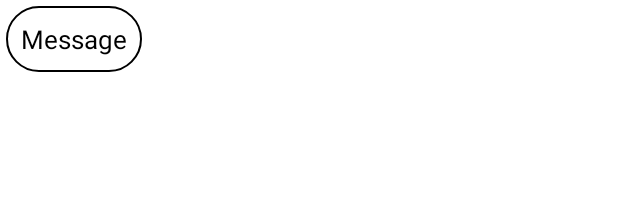
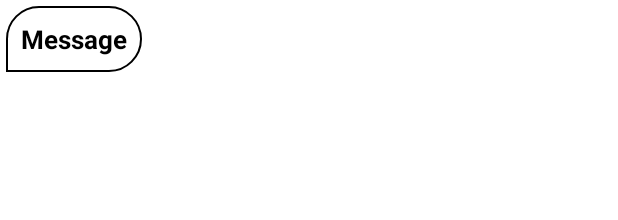
Before and after one commit to asimodabas/Uni-Chat, an Android app: the layout recycler_row_chat.xml on its own in the app's theme, with its tools: preview values and no code run, on a phone screen of 412 x 824 dp. Shown: the top 220 px of the screen. Run offline under Robolectric (Android 15) with nearby library versions, the phone set to English and light mode, and no system bars.

Commit message:
chat cloud design

```diff
--- a/app/src/main/res/drawable/message_background.xml
+++ b/app/src/main/res/drawable/message_background.xml
@@ -9,7 +9,10 @@
         android:endColor="@color/white"
         android:startColor="@color/white" />
 
-    <corners android:radius="50dp" />
+    <corners
+        android:bottomRightRadius="50dp"
+        android:topRightRadius="50dp"
+        android:topLeftRadius="50dp" />
 
     <padding
         android:bottom="10dp"
--- a/app/src/main/res/drawable/message_background_right.xml
+++ b/app/src/main/res/drawable/message_background_right.xml
@@ -9,7 +9,10 @@
         android:endColor="@color/white"
         android:startColor="@color/white" />
 
-    <corners android:radius="50dp" />
+    <corners
+        android:bottomLeftRadius="50dp"
+        android:topRightRadius="50dp"
+        android:topLeftRadius="50dp" />
 
     <padding
         android:bottom="10dp"
--- a/app/src/main/res/layout/recycler_row_chat.xml
+++ b/app/src/main/res/layout/recycler_row_chat.xml
@@ -9,10 +9,11 @@
         android:id="@+id/chatTextRecycler"
         android:layout_width="wrap_content"
         android:layout_height="wrap_content"
+        android:layout_margin="4dp"
         android:background="@drawable/message_background"
         android:text="Message"
         android:textSize="17sp"
-        android:textColor="@color/black"
-        android:layout_margin="4dp"/>
+        android:textStyle="bold"
+        android:textColor="@color/black" />
 
 </LinearLayout>
```
Also changed, not shown: app/src/main/res/layout/recycler_row_chat_right.xml (+8 -9 lines).
